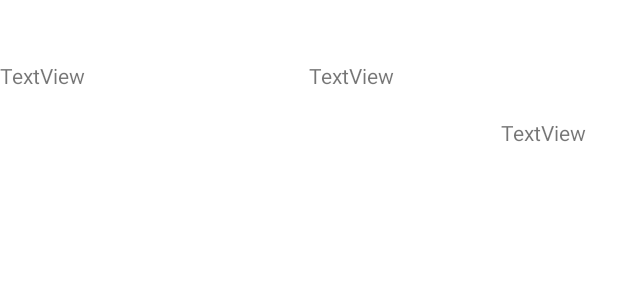
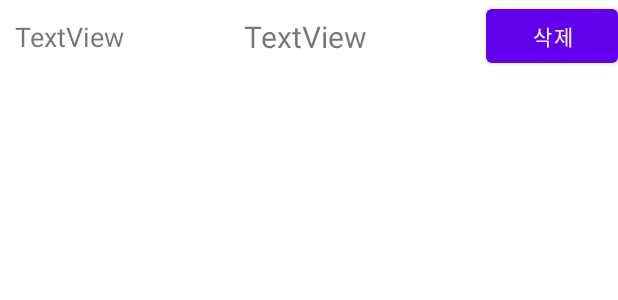
Before and after one commit to ys200209/DataBase-Example, an Android app: the layout item_recycler.xml on its own in the app's theme, with its tools: preview values and no code run, on a phone screen of 412 x 824 dp. Shown: the top 300 px of the screen. Run offline under Robolectric (Android 15) with nearby library versions, the phone set to English and light mode, and no system bars.

Commit message:
UPDATE SQLite Delete Button

```diff
--- a/app/src/main/res/layout/item_recycler.xml
+++ b/app/src/main/res/layout/item_recycler.xml
@@ -3,13 +3,15 @@
     xmlns:app="http://schemas.android.com/apk/res-auto"
     xmlns:tools="http://schemas.android.com/tools"
     android:layout_width="match_parent"
-    android:layout_height="100dp">
+    android:layout_height="wrap_content">
 
     <TextView
         android:id="@+id/textNo"
         android:layout_width="wrap_content"
         android:layout_height="wrap_content"
+        android:layout_marginLeft="10dp"
         android:text="TextView"
+        android:textSize="18sp"
         app:layout_constraintBottom_toBottomOf="parent"
         app:layout_constraintStart_toStartOf="parent"
         app:layout_constraintTop_toTopOf="parent" />
@@ -22,8 +24,9 @@
         android:gravity="center_vertical"
         android:maxLines="2"
         android:text="TextView"
+        android:textSize="20sp"
         app:layout_constraintBottom_toBottomOf="@+id/textDatetime"
-        app:layout_constraintEnd_toEndOf="parent"
+        app:layout_constraintEnd_toStartOf="@+id/buttonDelete"
         app:layout_constraintStart_toEndOf="@+id/textNo"
         app:layout_constraintTop_toTopOf="parent" />
 
@@ -35,4 +38,13 @@
         app:layout_constraintBottom_toBottomOf="parent"
         app:layout_constraintEnd_toEndOf="parent" />
 
+    <Button
+        android:id="@+id/buttonDelete"
+        android:layout_width="wrap_content"
+        android:layout_height="wrap_content"
+        android:text="삭제"
+        app:layout_constraintBottom_toBottomOf="parent"
+        app:layout_constraintEnd_toEndOf="parent"
+        app:layout_constraintTop_toTopOf="parent" />
+
 </androidx.constraintlayout.widget.ConstraintLayout>
```
Also changed, not shown: app/src/main/java/com/seyeong/databaseexample/RecyclerAdapter.kt (+15 -3 lines).
